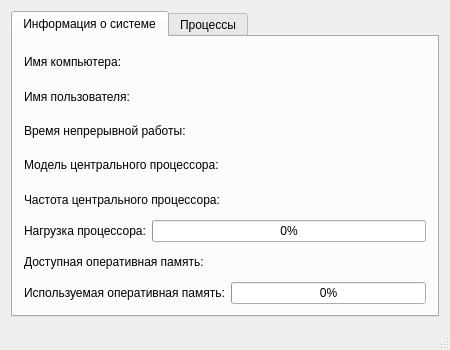
Before: the Qt Designer form os_course/mainwindow.ui in IgorPenskoy/os_course, drawn with Qt 5.
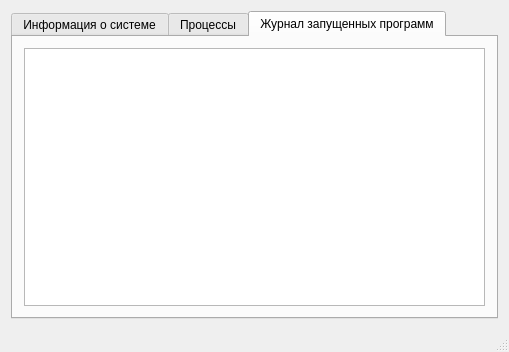
After: the same form once the commit is applied.

Commit message: Preparing tab for journal of executables and replace update info functions out of MainWindow class

What changed in the file:
```diff
--- a/os_course/mainwindow.ui
+++ b/os_course/mainwindow.ui
@@ -6,8 +6,8 @@
    <rect>
     <x>0</x>
     <y>0</y>
-    <width>450</width>
-    <height>350</height>
+    <width>509</width>
+    <height>352</height>
    </rect>
   </property>
   <property name="windowTitle">
@@ -18,7 +18,7 @@
     <item row="0" column="0">
      <widget class="QTabWidget" name="tabs">
       <property name="currentIndex">
-       <number>0</number>
+       <number>2</number>
       </property>
       <widget class="QWidget" name="info_tab">
        <attribute name="title">
@@ -130,6 +130,16 @@
         </item>
        </layout>
       </widget>
+      <widget class="QWidget" name="journal_exe">
+       <attribute name="title">
+        <string>Журнал запущенных программ</string>
+       </attribute>
+       <layout class="QGridLayout" name="gridLayout_4">
+        <item row="0" column="0">
+         <widget class="QTextEdit" name="journal_content"/>
+        </item>
+       </layout>
+      </widget>
      </widget>
     </item>
    </layout>
```
Left out of the diff: 4 changed lines with no effect on the pictures. The commit also changes 3 other files.
